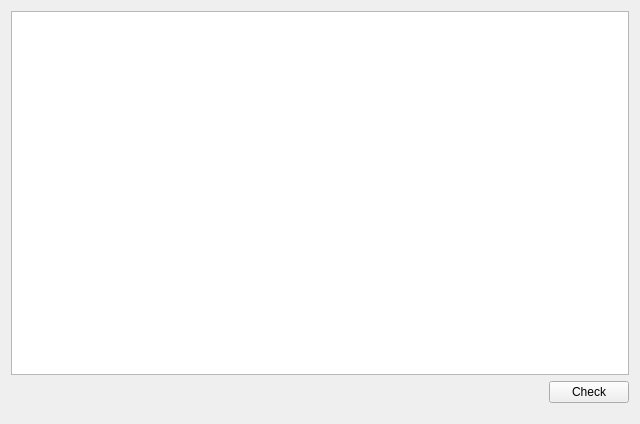
Above: file/FileView.ui from CodElecCz/engel-data-collection before the change. Below: the same form after it.
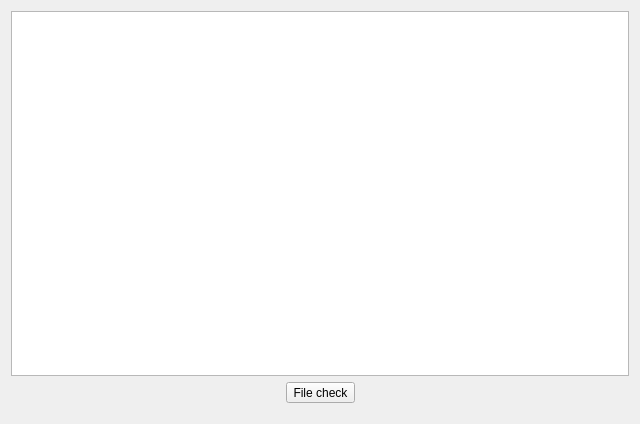
That is the form after the change.

The edit to the form file:
```diff
--- a/file/FileView.ui
+++ b/file/FileView.ui
@@ -47,15 +47,31 @@
       </spacer>
      </item>
      <item>
-      <widget class="QPushButton" name="pushButton">
+      <widget class="QToolButton" name="checkButton">
+       <property name="accessibleName">
+        <string>FileCheck</string>
+       </property>
        <property name="text">
-        <string>Check</string>
+        <string>File check</string>
        </property>
-       <property name="checkable">
-        <bool>true</bool>
+       <property name="toolButtonStyle">
+        <enum>Qt::ToolButtonTextBesideIcon</enum>
        </property>
       </widget>
      </item>
+     <item>
+      <spacer name="horizontalSpacer_2">
+       <property name="orientation">
+        <enum>Qt::Horizontal</enum>
+       </property>
+       <property name="sizeHint" stdset="0">
+        <size>
+         <width>40</width>
+         <height>20</height>
+        </size>
+       </property>
+      </spacer>
+     </item>
     </layout>
    </item>
   </layout>
```
